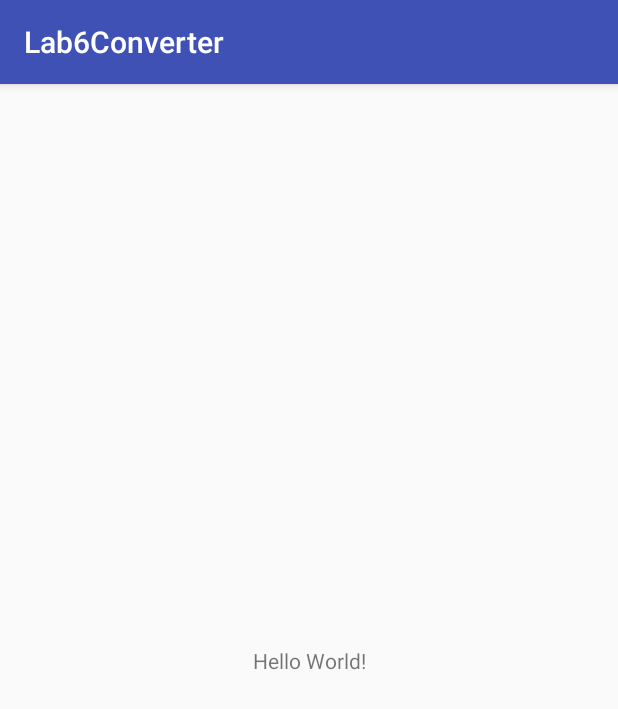
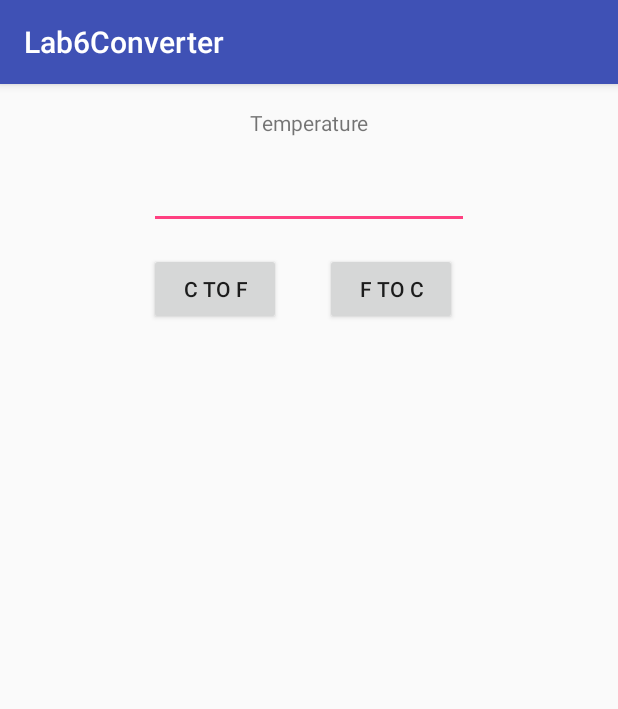
Before and after one commit to AndrewRozendal/Mobile-Apps, an Android app: the screen it shows after launch (MainActivity), on a phone screen of 412 x 824 dp. Shown: the top 709 px of the screen. Run offline under Robolectric (Android 15) with nearby library versions, the phone set to English and light mode, and no system bars.

Commit message:
implemented tutorial temperature conversion

```diff
--- a/Lab6Converter/app/src/main/java/ca/camosun/lab6converter/MainActivity.java
+++ b/Lab6Converter/app/src/main/java/ca/camosun/lab6converter/MainActivity.java
@@ -2,12 +2,40 @@ package ca.camosun.lab6converter;
 
 import android.support.v7.app.AppCompatActivity;
 import android.os.Bundle;
+import android.view.View;
+import android.widget.Button;
+import android.widget.EditText;
+import android.widget.TextView;
 
 public class MainActivity extends AppCompatActivity {
+    final String tempLabel = "Temperature";
+    final String c2fLabel = "C to F";
+    final String f2cLabel = "F to C";
 
     @Override
     protected void onCreate(Bundle savedInstanceState) {
         super.onCreate(savedInstanceState);
         setContentView(R.layout.activity_main);
+
+        TextView converterLabel = (TextView) findViewById(R.id.converterLabel);
+        converterLabel.setText(tempLabel);
+        Button leftButton = (Button) findViewById(R.id.leftButton);
+        leftButton.setText(c2fLabel);
+        Button rightButton = (Button) findViewById(R.id.rightButton);
+        rightButton.setText(f2cLabel);
+    }
+
+    public void leftButton(View view){
+        EditText converterField = (EditText) findViewById(R.id.userVariable);
+        String temp = converterField.getText().toString();
+        double convertedTemp = Double.parseDouble(temp) * 9.0 / 5.0 + 32.0;
+        converterField.setText(Double.toString(convertedTemp));
+    }
+
+    public void rightButton(View view){
+        EditText converterField = (EditText) findViewById(R.id.userVariable);
+        String temp = converterField.getText().toString();
+        double convertedTemp = (Double.parseDouble(temp) - 32.0) * 5.0 / 9.0;
+        converterField.setText(Double.toString(convertedTemp));
     }
 }
--- a/Lab6Converter/app/src/main/res/layout/activity_main.xml
+++ b/Lab6Converter/app/src/main/res/layout/activity_main.xml
@@ -2,17 +2,50 @@
 <android.support.constraint.ConstraintLayout xmlns:android="http://schemas.android.com/apk/res/android"
     xmlns:app="http://schemas.android.com/apk/res-auto"
     xmlns:tools="http://schemas.android.com/tools"
+    android:id="@+id/userNumber"
     android:layout_width="match_parent"
     android:layout_height="match_parent"
     tools:context="ca.camosun.lab6converter.MainActivity">
 
     <TextView
+        android:id="@+id/converterLabel"
         android:layout_width="wrap_content"
         android:layout_height="wrap_content"
-        android:text="Hello World!"
-        app:layout_constraintBottom_toBottomOf="parent"
+        android:layout_marginTop="16dp"
+        android:text="Temperature Conversion"
         app:layout_constraintLeft_toLeftOf="parent"
         app:layout_constraintRight_toRightOf="parent"
         app:layout_constraintTop_toTopOf="parent" />
 
+    <EditText
+        android:id="@+id/userVariable"
+        android:layout_width="wrap_content"
+        android:layout_height="wrap_content"
+        android:layout_marginTop="16dp"
+        android:ems="10"
+        android:inputType="numberDecimal"
+        app:layout_constraintEnd_toEndOf="parent"
+        app:layout_constraintStart_toStartOf="parent"
+        app:layout_constraintTop_toBottomOf="@+id/converterLabel" />
+
+    <Button
+        android:id="@+id/leftButton"
+        android:layout_width="wrap_content"
+        android:layout_height="wrap_content"
+        android:layout_marginTop="16dp"
+        android:onClick="leftButton"
+        android:text="Button"
+        app:layout_constraintStart_toStartOf="@+id/userVariable"
+        app:layout_constraintTop_toBottomOf="@+id/userVariable" />
+
+    <Button
+        android:id="@+id/rightButton"
+        android:layout_width="wrap_content"
+        android:layout_height="wrap_content"
+        android:layout_marginEnd="8dp"
+        android:onClick="rightButton"
+        android:text="Button"
+        app:layout_constraintBottom_toBottomOf="@+id/leftButton"
+        app:layout_constraintEnd_toEndOf="@+id/userVariable" />
+
 </android.support.constraint.ConstraintLayout>
```
